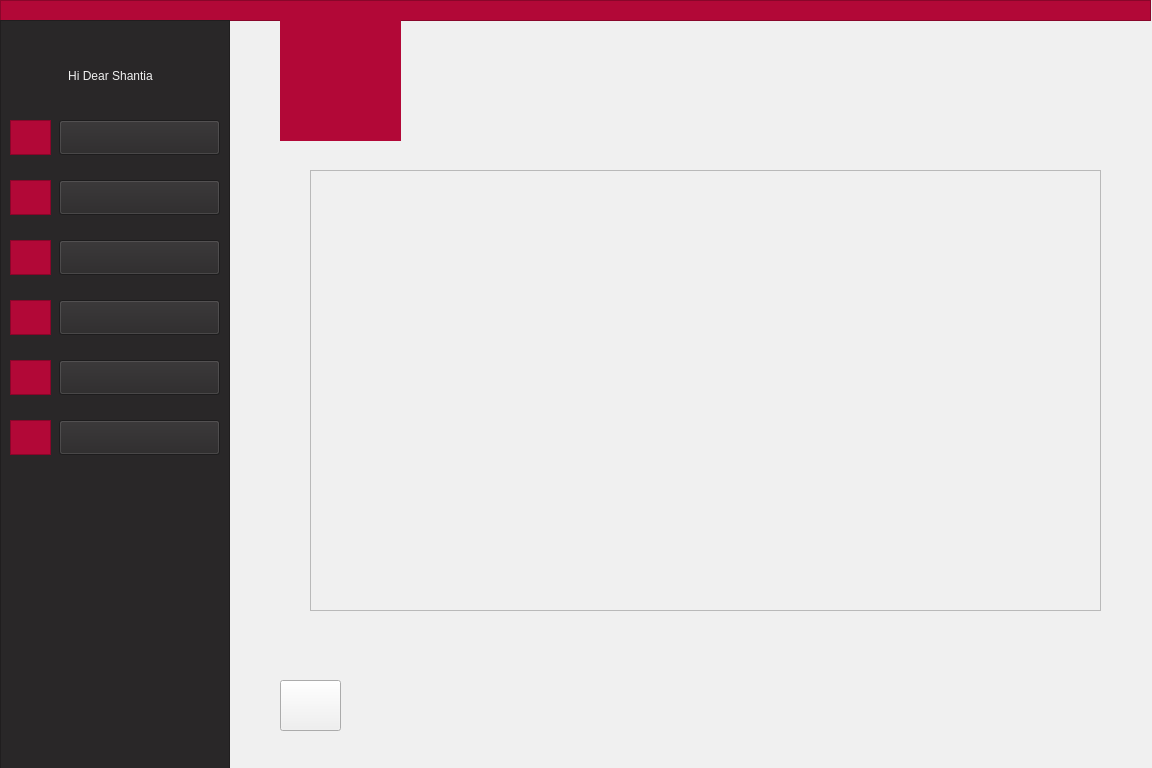
Above: adminmessages.ui from SoltaniShantia/AP-Project before the change. Below: the same form after it.
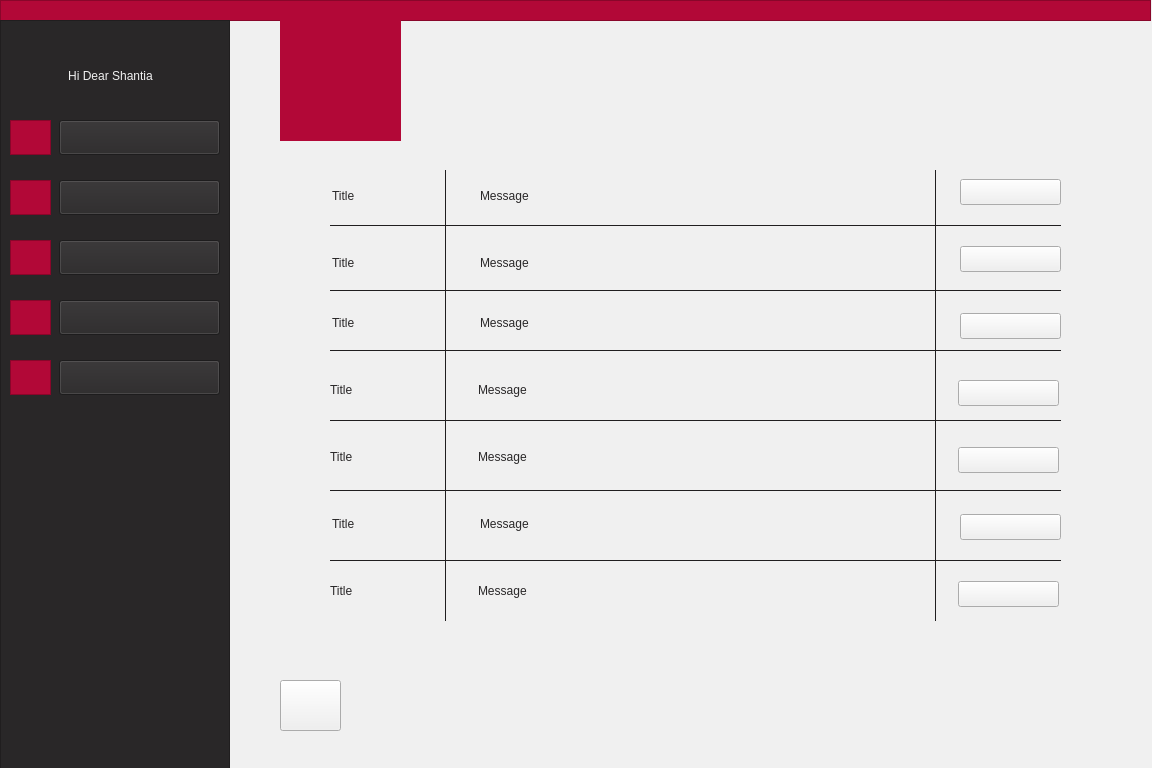
That is the form after the change. Icons and pictures are not drawn.

Diff of the .ui file:
```diff
--- a/adminmessages.ui
+++ b/adminmessages.ui
@@ -519,82 +519,6 @@
      <string>Add CLass</string>
     </property>
    </widget>
-   <widget class="QFrame" name="frame_9">
-    <property name="geometry">
-     <rect>
-      <x>10</x>
-      <y>400</y>
-      <width>41</width>
-      <height>35</height>
-     </rect>
-    </property>
-    <property name="styleSheet">
-     <string notr="true">background-color: rgb(178, 8, 55);
-border-color: rgb(178, 8, 55);</string>
-    </property>
-    <property name="frameShape">
-     <enum>QFrame::StyledPanel</enum>
-    </property>
-    <property name="frameShadow">
-     <enum>QFrame::Raised</enum>
-    </property>
-    <widget class="QLabel" name="label_13">
-     <property name="geometry">
-      <rect>
-       <x>5</x>
-       <y>2</y>
-       <width>31</width>
-       <height>31</height>
-      </rect>
-     </property>
-     <property name="text">
-      <string/>
-     </property>
-     <property name="pixmap">
-      <pixmap resource="icon.qrc">:/icon/information.png</pixmap>
-     </property>
-     <property name="scaledContents">
-      <bool>true</bool>
-     </property>
-    </widget>
-   </widget>
-   <widget class="QLabel" name="label_15">
-    <property name="geometry">
-     <rect>
-      <x>60</x>
-      <y>400</y>
-      <width>161</width>
-      <height>30</height>
-     </rect>
-    </property>
-    <property name="styleSheet">
-     <string notr="true">font: 11pt &quot;Montserrat&quot;;
-color: rgb(240, 240, 240);</string>
-    </property>
-    <property name="text">
-     <string>Class Information</string>
-    </property>
-    <property name="alignment">
-     <set>Qt::AlignCenter</set>
-    </property>
-   </widget>
-   <widget class="QPushButton" name="pushButton_6">
-    <property name="geometry">
-     <rect>
-      <x>59</x>
-      <y>400</y>
-      <width>161</width>
-      <height>35</height>
-     </rect>
-    </property>
-    <property name="styleSheet">
-     <string notr="true">font: 11pt &quot;Montserrat&quot;;
-</string>
-    </property>
-    <property name="text">
-     <string/>
-    </property>
-   </widget>
    <zorder>frame_5</zorder>
    <zorder>frame_6</zorder>
    <zorder>frame_7</zorder>
@@ -611,9 +535,335 @@
    <zorder>frame_15</zorder>
    <zorder>label_21</zorder>
    <zorder>pushButton_7</zorder>
-   <zorder>frame_9</zorder>
-   <zorder>label_15</zorder>
-   <zorder>pushButton_6</zorder>
+  </widget>
+  <widget class="QLabel" name="msgtitle1">
+   <property name="geometry">
+    <rect>
+     <x>332</x>
+     <y>186</y>
+     <width>81</width>
+     <height>20</height>
+    </rect>
+   </property>
+   <property name="styleSheet">
+    <string notr="true">font: 9pt &quot;Montserrat&quot;;
+color: rgb(41, 39, 40);</string>
+   </property>
+   <property name="text">
+    <string>Title</string>
+   </property>
+  </widget>
+  <widget class="QLabel" name="msg1">
+   <property name="geometry">
+    <rect>
+     <x>480</x>
+     <y>186</y>
+     <width>421</width>
+     <height>20</height>
+    </rect>
+   </property>
+   <property name="styleSheet">
+    <string notr="true">font: 9pt &quot;Montserrat&quot;;
+color: rgb(41, 39, 40);</string>
+   </property>
+   <property name="text">
+    <string>Message </string>
+   </property>
+  </widget>
+  <widget class="QPushButton" name="msgbtn1">
+   <property name="geometry">
+    <rect>
+     <x>960</x>
+     <y>179</y>
+     <width>101</width>
+     <height>26</height>
+    </rect>
+   </property>
+   <property name="text">
+    <string/>
+   </property>
+  </widget>
+  <widget class="QLabel" name="msg2">
+   <property name="geometry">
+    <rect>
+     <x>480</x>
+     <y>253</y>
+     <width>421</width>
+     <height>20</height>
+    </rect>
+   </property>
+   <property name="styleSheet">
+    <string notr="true">font: 9pt &quot;Montserrat&quot;;
+color: rgb(41, 39, 40);</string>
+   </property>
+   <property name="text">
+    <string>Message </string>
+   </property>
+  </widget>
+  <widget class="QLabel" name="msgtitle2">
+   <property name="geometry">
+    <rect>
+     <x>332</x>
+     <y>253</y>
+     <width>81</width>
+     <height>20</height>
+    </rect>
+   </property>
+   <property name="styleSheet">
+    <string notr="true">font: 9pt &quot;Montserrat&quot;;
+color: rgb(41, 39, 40);</string>
+   </property>
+   <property name="text">
+    <string>Title</string>
+   </property>
+  </widget>
+  <widget class="QPushButton" name="msgbtn2">
+   <property name="geometry">
+    <rect>
+     <x>960</x>
+     <y>246</y>
+     <width>101</width>
+     <height>26</height>
+    </rect>
+   </property>
+   <property name="text">
+    <string/>
+   </property>
+  </widget>
+  <widget class="QLabel" name="msg3">
+   <property name="geometry">
+    <rect>
+     <x>480</x>
+     <y>313</y>
+     <width>421</width>
+     <height>20</height>
+    </rect>
+   </property>
+   <property name="styleSheet">
+    <string notr="true">font: 9pt &quot;Montserrat&quot;;
+color: rgb(41, 39, 40);</string>
+   </property>
+   <property name="text">
+    <string>Message </string>
+   </property>
+  </widget>
+  <widget class="QLabel" name="msgtitle3">
+   <property name="geometry">
+    <rect>
+     <x>332</x>
+     <y>313</y>
+     <width>81</width>
+     <height>20</height>
+    </rect>
+   </property>
+   <property name="styleSheet">
+    <string notr="true">font: 9pt &quot;Montserrat&quot;;
+color: rgb(41, 39, 40);</string>
+   </property>
+   <property name="text">
+    <string>Title</string>
+   </property>
+  </widget>
+  <widget class="QPushButton" name="msgbtn3">
+   <property name="geometry">
+    <rect>
+     <x>960</x>
+     <y>313</y>
+     <width>101</width>
+     <height>26</height>
+    </rect>
+   </property>
+   <property name="text">
+    <string/>
+   </property>
+  </widget>
+  <widget class="QLabel" name="msg4">
+   <property name="geometry">
+    <rect>
+     <x>478</x>
+     <y>380</y>
+     <width>421</width>
+     <height>20</height>
+    </rect>
+   </property>
+   <property name="styleSheet">
+    <string notr="true">font: 9pt &quot;Montserrat&quot;;
+color: rgb(41, 39, 40);</string>
+   </property>
+   <property name="text">
+    <string>Message </string>
+   </property>
+  </widget>
+  <widget class="QLabel" name="msgtitle4">
+   <property name="geometry">
+    <rect>
+     <x>330</x>
+     <y>380</y>
+     <width>81</width>
+     <height>20</height>
+    </rect>
+   </property>
+   <property name="styleSheet">
+    <string notr="true">font: 9pt &quot;Montserrat&quot;;
+color: rgb(41, 39, 40);</string>
+   </property>
+   <property name="text">
+    <string>Title</string>
+   </property>
+  </widget>
+  <widget class="QPushButton" name="msgbtn4">
+   <property name="geometry">
+    <rect>
+     <x>958</x>
+     <y>380</y>
+     <width>101</width>
+     <height>26</height>
+    </rect>
+   </property>
+   <property name="text">
+    <string/>
+   </property>
+  </widget>
+  <widget class="QLabel" name="msg5">
+   <property name="geometry">
+    <rect>
+     <x>478</x>
+     <y>447</y>
+     <width>421</width>
+     <height>20</height>
+    </rect>
+   </property>
+   <property name="styleSheet">
+    <string notr="true">font: 9pt &quot;Montserrat&quot;;
+color: rgb(41, 39, 40);</string>
+   </property>
+   <property name="text">
+    <string>Message </string>
+   </property>
+  </widget>
+  <widget class="QLabel" name="msgtitle5">
+   <property name="geometry">
+    <rect>
+     <x>330</x>
+     <y>447</y>
+     <width>81</width>
+     <height>20</height>
+    </rect>
+   </property>
+   <property name="styleSheet">
+    <string notr="true">font: 9pt &quot;Montserrat&quot;;
+color: rgb(41, 39, 40);</string>
+   </property>
+   <property name="text">
+    <string>Title</string>
+   </property>
+  </widget>
+  <widget class="QPushButton" name="msgbtn5">
+   <property name="geometry">
+    <rect>
+     <x>958</x>
+     <y>447</y>
+     <width>101</width>
+     <height>26</height>
+    </rect>
+   </property>
+   <property name="text">
+    <string/>
+   </property>
+  </widget>
+  <widget class="QLabel" name="msg6">
+   <property name="geometry">
+    <rect>
+     <x>480</x>
+     <y>514</y>
+     <width>421</width>
+     <height>20</height>
+    </rect>
+   </property>
+   <property name="styleSheet">
+    <string notr="true">font: 9pt &quot;Montserrat&quot;;
+color: rgb(41, 39, 40);</string>
+   </property>
+   <property name="text">
+    <string>Message </string>
+   </property>
+  </widget>
+  <widget class="QLabel" name="msgtitle6">
+   <property name="geometry">
+    <rect>
+     <x>332</x>
+     <y>514</y>
+     <width>81</width>
+     <height>20</height>
+    </rect>
+   </property>
+   <property name="styleSheet">
+    <string notr="true">font: 9pt &quot;Montserrat&quot;;
+color: rgb(41, 39, 40);</string>
+   </property>
+   <property name="text">
+    <string>Title</string>
+   </property>
+  </widget>
+  <widget class="QPushButton" name="msgbtn6">
+   <property name="geometry">
+    <rect>
+     <x>960</x>
+     <y>514</y>
+     <width>101</width>
+     <height>26</height>
+    </rect>
+   </property>
+   <property name="text">
+    <string/>
+   </property>
+  </widget>
+  <widget class="QLabel" name="msgtitle7">
+   <property name="geometry">
+    <rect>
+     <x>330</x>
+     <y>581</y>
+     <width>81</width>
+     <height>20</height>
+    </rect>
+   </property>
+   <property name="styleSheet">
+    <string notr="true">font: 9pt &quot;Montserrat&quot;;
+color: rgb(41, 39, 40);</string>
+   </property>
+   <property name="text">
+    <string>Title</string>
+   </property>
+  </widget>
+  <widget class="QPushButton" name="msgbtn7">
+   <property name="geometry">
+    <rect>
+     <x>958</x>
+     <y>581</y>
+     <width>101</width>
+     <height>26</height>
+    </rect>
+   </property>
+   <property name="text">
+    <string/>
+   </property>
+  </widget>
+  <widget class="QLabel" name="msg7">
+   <property name="geometry">
+    <rect>
+     <x>478</x>
+     <y>581</y>
+     <width>421</width>
+     <height>20</height>
+    </rect>
+   </property>
+   <property name="styleSheet">
+    <string notr="true">font: 9pt &quot;Montserrat&quot;;
+color: rgb(41, 39, 40);</string>
+   </property>
+   <property name="text">
+    <string>Message </string>
+   </property>
   </widget>
   <widget class="QLabel" name="label_14">
    <property name="geometry">
@@ -651,41 +901,327 @@
     <string/>
    </property>
   </widget>
-  <widget class="QScrollArea" name="scrollArea">
+  <widget class="QLabel" name="label_12">
    <property name="geometry">
     <rect>
-     <x>310</x>
+     <x>960</x>
+     <y>183</y>
+     <width>101</width>
+     <height>20</height>
+    </rect>
+   </property>
+   <property name="styleSheet">
+    <string notr="true">font: 9pt &quot;Montserrat&quot;;
+color: rgb(178, 8, 55);</string>
+   </property>
+   <property name="text">
+    <string>Watch More</string>
+   </property>
+  </widget>
+  <widget class="QLabel" name="label_13">
+   <property name="geometry">
+    <rect>
+     <x>960</x>
+     <y>250</y>
+     <width>101</width>
+     <height>20</height>
+    </rect>
+   </property>
+   <property name="styleSheet">
+    <string notr="true">font: 9pt &quot;Montserrat&quot;;
+color: rgb(178, 8, 55);</string>
+   </property>
+   <property name="text">
+    <string>Watch More</string>
+   </property>
+  </widget>
+  <widget class="QLabel" name="label_15">
+   <property name="geometry">
+    <rect>
+     <x>960</x>
+     <y>317</y>
+     <width>101</width>
+     <height>20</height>
+    </rect>
+   </property>
+   <property name="styleSheet">
+    <string notr="true">font: 9pt &quot;Montserrat&quot;;
+color: rgb(178, 8, 55);</string>
+   </property>
+   <property name="text">
+    <string>Watch More</string>
+   </property>
+  </widget>
+  <widget class="QLabel" name="label_16">
+   <property name="geometry">
+    <rect>
+     <x>960</x>
+     <y>384</y>
+     <width>101</width>
+     <height>20</height>
+    </rect>
+   </property>
+   <property name="styleSheet">
+    <string notr="true">font: 9pt &quot;Montserrat&quot;;
+color: rgb(178, 8, 55);</string>
+   </property>
+   <property name="text">
+    <string>Watch More</string>
+   </property>
+  </widget>
+  <widget class="QLabel" name="label_17">
+   <property name="geometry">
+    <rect>
+     <x>960</x>
+     <y>451</y>
+     <width>101</width>
+     <height>20</height>
+    </rect>
+   </property>
+   <property name="styleSheet">
+    <string notr="true">font: 9pt &quot;Montserrat&quot;;
+color: rgb(178, 8, 55);</string>
+   </property>
+   <property name="text">
+    <string>Watch More</string>
+   </property>
+  </widget>
+  <widget class="QLabel" name="label_18">
+   <property name="geometry">
+    <rect>
+     <x>960</x>
+     <y>518</y>
+     <width>101</width>
+     <height>20</height>
+    </rect>
+   </property>
+   <property name="styleSheet">
+    <string notr="true">font: 9pt &quot;Montserrat&quot;;
+color: rgb(178, 8, 55);</string>
+   </property>
+   <property name="text">
+    <string>Watch More</string>
+   </property>
+  </widget>
+  <widget class="QLabel" name="label_19">
+   <property name="geometry">
+    <rect>
+     <x>960</x>
+     <y>585</y>
+     <width>101</width>
+     <height>20</height>
+    </rect>
+   </property>
+   <property name="styleSheet">
+    <string notr="true">font: 9pt &quot;Montserrat&quot;;
+color: rgb(178, 8, 55);</string>
+   </property>
+   <property name="text">
+    <string>Watch More</string>
+   </property>
+  </widget>
+  <widget class="QFrame" name="frame_4">
+   <property name="geometry">
+    <rect>
+     <x>330</x>
+     <y>225</y>
+     <width>731</width>
+     <height>1</height>
+    </rect>
+   </property>
+   <property name="styleSheet">
+    <string notr="true">background-color: rgb(41, 39, 40);
+border-color: rgb(41, 39, 40);</string>
+   </property>
+   <property name="frameShape">
+    <enum>QFrame::StyledPanel</enum>
+   </property>
+   <property name="frameShadow">
+    <enum>QFrame::Raised</enum>
+   </property>
+  </widget>
+  <widget class="QFrame" name="frame_8">
+   <property name="geometry">
+    <rect>
+     <x>330</x>
+     <y>290</y>
+     <width>731</width>
+     <height>1</height>
+    </rect>
+   </property>
+   <property name="styleSheet">
+    <string notr="true">background-color: rgb(41, 39, 40);
+border-color: rgb(41, 39, 40);</string>
+   </property>
+   <property name="frameShape">
+    <enum>QFrame::StyledPanel</enum>
+   </property>
+   <property name="frameShadow">
+    <enum>QFrame::Raised</enum>
+   </property>
+  </widget>
+  <widget class="QFrame" name="frame_9">
+   <property name="geometry">
+    <rect>
+     <x>330</x>
+     <y>350</y>
+     <width>731</width>
+     <height>1</height>
+    </rect>
+   </property>
+   <property name="styleSheet">
+    <string notr="true">background-color: rgb(41, 39, 40);
+border-color: rgb(41, 39, 40);</string>
+   </property>
+   <property name="frameShape">
+    <enum>QFrame::StyledPanel</enum>
+   </property>
+   <property name="frameShadow">
+    <enum>QFrame::Raised</enum>
+   </property>
+  </widget>
+  <widget class="QFrame" name="frame_10">
+   <property name="geometry">
+    <rect>
+     <x>330</x>
+     <y>420</y>
+     <width>731</width>
+     <height>1</height>
+    </rect>
+   </property>
+   <property name="styleSheet">
+    <string notr="true">background-color: rgb(41, 39, 40);
+border-color: rgb(41, 39, 40);</string>
+   </property>
+   <property name="frameShape">
+    <enum>QFrame::StyledPanel</enum>
+   </property>
+   <property name="frameShadow">
+    <enum>QFrame::Raised</enum>
+   </property>
+  </widget>
+  <widget class="QFrame" name="frame_11">
+   <property name="geometry">
+    <rect>
+     <x>330</x>
+     <y>490</y>
+     <width>731</width>
+     <height>1</height>
+    </rect>
+   </property>
+   <property name="styleSheet">
+    <string notr="true">background-color: rgb(41, 39, 40);
+border-color: rgb(41, 39, 40);</string>
+   </property>
+   <property name="frameShape">
+    <enum>QFrame::StyledPanel</enum>
+   </property>
+   <property name="frameShadow">
+    <enum>QFrame::Raised</enum>
+   </property>
+  </widget>
+  <widget class="QFrame" name="frame_12">
+   <property name="geometry">
+    <rect>
+     <x>330</x>
+     <y>560</y>
+     <width>731</width>
+     <height>1</height>
+    </rect>
+   </property>
+   <property name="styleSheet">
+    <string notr="true">background-color: rgb(41, 39, 40);
+border-color: rgb(41, 39, 40);</string>
+   </property>
+   <property name="frameShape">
+    <enum>QFrame::StyledPanel</enum>
+   </property>
+   <property name="frameShadow">
+    <enum>QFrame::Raised</enum>
+   </property>
+  </widget>
+  <widget class="QFrame" name="frame_13">
+   <property name="geometry">
+    <rect>
+     <x>935</x>
      <y>170</y>
-     <width>791</width>
-     <height>441</height>
+     <width>1</width>
+     <height>451</height>
     </rect>
    </property>
-   <property name="widgetResizable">
-    <bool>true</bool>
+   <property name="styleSheet">
+    <string notr="true">background-color: rgb(41, 39, 40);
+border-color: rgb(41, 39, 40);</string>
    </property>
-   <widget class="QWidget" name="scrollAreaWidgetContents">
-    <property name="geometry">
-     <rect>
-      <x>0</x>
-      <y>0</y>
-      <width>789</width>
-      <height>439</height>
-     </rect>
-    </property>
-    <layout class="QVBoxLayout" name="verticalLayout_3">
-     <item>
-      <layout class="QVBoxLayout" name="verticalLayout_2"/>
-     </item>
-    </layout>
-   </widget>
+   <property name="frameShape">
+    <enum>QFrame::StyledPanel</enum>
+   </property>
+   <property name="frameShadow">
+    <enum>QFrame::Raised</enum>
+   </property>
+  </widget>
+  <widget class="QFrame" name="frame_14">
+   <property name="geometry">
+    <rect>
+     <x>445</x>
+     <y>170</y>
+     <width>1</width>
+     <height>451</height>
+    </rect>
+   </property>
+   <property name="styleSheet">
+    <string notr="true">background-color: rgb(41, 39, 40);
+border-color: rgb(41, 39, 40);</string>
+   </property>
+   <property name="frameShape">
+    <enum>QFrame::StyledPanel</enum>
+   </property>
+   <property name="frameShadow">
+    <enum>QFrame::Raised</enum>
+   </property>
   </widget>
   <zorder>frame</zorder>
   <zorder>label</zorder>
   <zorder>frame_2</zorder>
   <zorder>label_9</zorder>
+  <zorder>msgtitle1</zorder>
+  <zorder>msg1</zorder>
+  <zorder>msg2</zorder>
+  <zorder>msgtitle2</zorder>
+  <zorder>msg3</zorder>
+  <zorder>msgtitle3</zorder>
+  <zorder>msg4</zorder>
+  <zorder>msgtitle4</zorder>
+  <zorder>msg5</zorder>
+  <zorder>msgtitle5</zorder>
+  <zorder>msg6</zorder>
+  <zorder>msgtitle6</zorder>
+  <zorder>msgtitle7</zorder>
+  <zorder>msg7</zorder>
   <zorder>label_14</zorder>
   <zorder>backToMenu</zorder>
-  <zorder>scrollArea</zorder>
+  <zorder>label_12</zorder>
+  <zorder>label_13</zorder>
+  <zorder>label_15</zorder>
+  <zorder>label_16</zorder>
+  <zorder>label_17</zorder>
+  <zorder>label_18</zorder>
+  <zorder>label_19</zorder>
+  <zorder>msgbtn6</zorder>
+  <zorder>msgbtn2</zorder>
+  <zorder>msgbtn7</zorder>
+  <zorder>msgbtn3</zorder>
+  <zorder>msgbtn1</zorder>
+  <zorder>msgbtn5</zorder>
+  <zorder>msgbtn4</zorder>
+  <zorder>frame_4</zorder>
+  <zorder>frame_8</zorder>
+  <zorder>frame_9</zorder>
+  <zorder>frame_10</zorder>
+  <zorder>frame_11</zorder>
+  <zorder>frame_12</zorder>
+  <zorder>frame_13</zorder>
+  <zorder>frame_14</zorder>
  </widget>
  <resources>
   <include location="classIcon.qrc"/>
```
Left out of the diff: 4 changed lines with no effect on the pictures.
